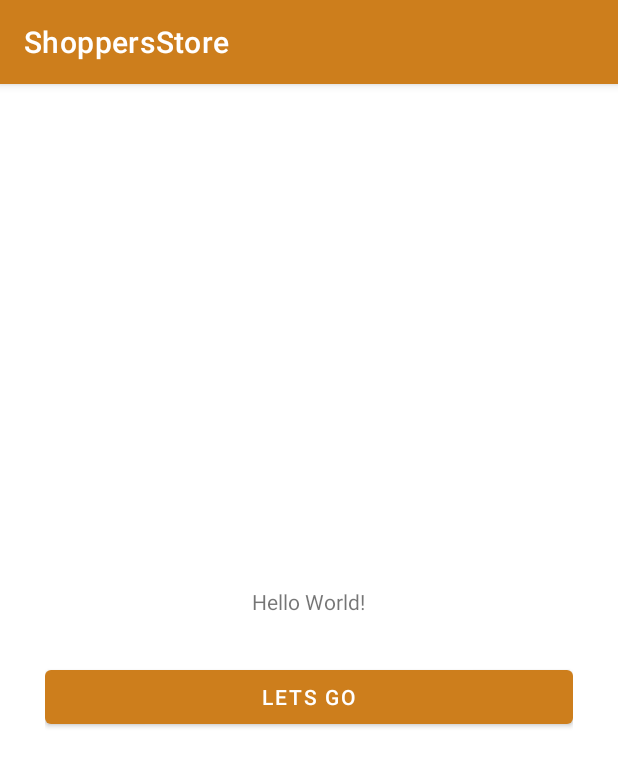
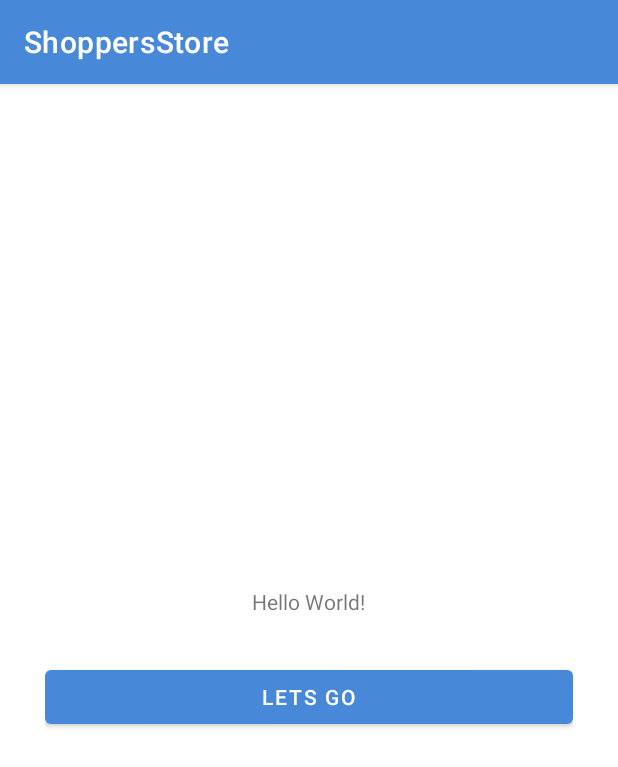
Before and after one commit to javon300/ShoppersStore, an Android app: the screen it shows after launch (MainActivity), on a phone screen of 412 x 824 dp. Shown: the top 767 px of the screen. Run offline under Robolectric (Android 15) with nearby library versions, the phone set to English and light mode, and no system bars.

```diff
--- a/app/src/main/res/values/colors.xml
+++ b/app/src/main/res/values/colors.xml
@@ -1,10 +1,10 @@
 <?xml version="1.0" encoding="utf-8"?>
 <resources>
-    <color name="purple_200">#FFCD7E1C</color>
-    <color name="purple_500">#FFCD7E1C</color>
-    <color name="purple_700">#FFCD7E1C</color>
-    <color name="teal_200">#FFCD7E1C</color>
-    <color name="teal_700">#FF018786</color>
+    <color name="purple_200">#FF4788D8</color>
+    <color name="purple_500">#FF4788D8</color>
+    <color name="purple_700">#FF4788D8</color>
+    <color name="teal_200">#FF4788D8</color>
+    <color name="teal_700">#FF4788D8</color>
     <color name="black">#000</color>
     <color name="white">#fff</color>
 </resources>
```
